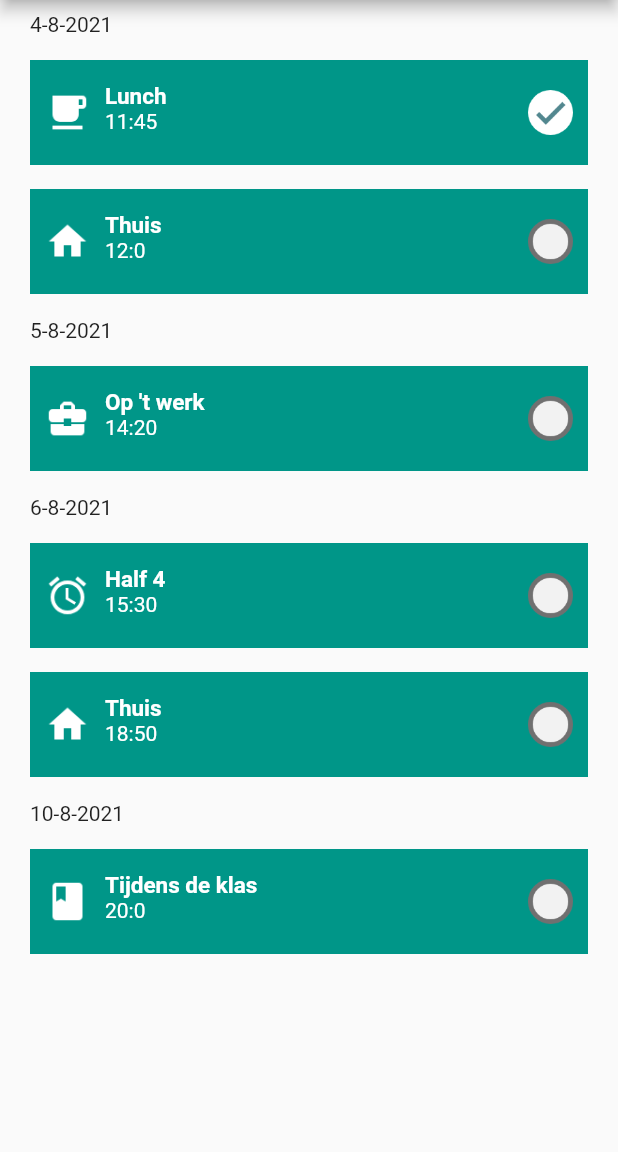
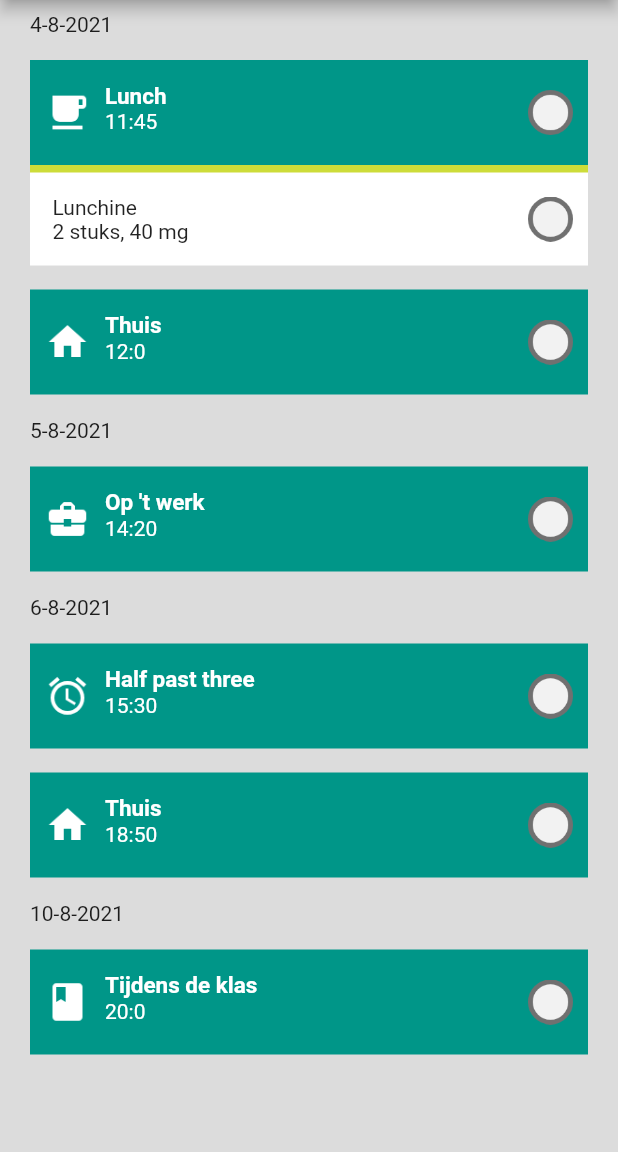
Before and after one commit to DamienKusters/WolfpackAssessment, a Flutter app: the screen it shows after launch, after a tap on "Lunch", on a phone screen of 412 x 824 dp, the part 84-1236 px from its top. Run offline on Flutter 3.47's test engine with Material 2 defaults, Android fonts, the phone set to English and light mode, and no system bars.

Commit message:
[part 2] Add collapsible moments

```diff
--- a/lib/pages/schedule.dart
+++ b/lib/pages/schedule.dart
@@ -1,6 +1,6 @@
 import 'package:flutter/material.dart';
-import 'package:wolfpack_assessment/models/medicine.dart';
 import 'package:wolfpack_assessment/models/moment.dart';
+import 'package:wolfpack_assessment/services/moment_service.dart';
 import 'package:wolfpack_assessment/widgets/moment_button.dart';
 
 class SchedulePage extends StatefulWidget {
@@ -11,19 +11,21 @@ class SchedulePage extends StatefulWidget {
 }
 
 class _SchedulePageState extends State<SchedulePage> {
-  List<MomentModel> moments = [
-    MomentModel("Op 't werk", Image.asset("assets/business_center.png", color: Colors.white), DateTime.utc(2021,8,5,14,20),[MedicineModel("test")]),
-    MomentModel("Lunch", Image.asset("assets/free_breakfast.png", color: Colors.white), DateTime.utc(2021,8,4,11,45),[MedicineModel("test")]),
-    MomentModel("Half 4", Image.asset("assets/alarm.png", color: Colors.white), DateTime.utc(2021,8,6,15,30),[MedicineModel("test")]),
-    MomentModel("Tijdens de klas", Image.asset("assets/class.png", color: Colors.white), DateTime.utc(2021,8,10,20,00),[MedicineModel("test")]),
-    MomentModel("Thuis", Image.asset("assets/home.png", color: Colors.white), DateTime.utc(2021,8,4,12,00),[MedicineModel("test")]),
-    MomentModel("Thuis", Image.asset("assets/home.png", color: Colors.white), DateTime.utc(2021,8,6,18,50),[MedicineModel("test")]),
-  ];
+  late List<MomentModel> moments;
+
+  @override
+  void initState() {
+    super.initState();
+    moments = MomentService().getMoments();
+  }
 
   @override
   Widget build(BuildContext context) {
-    return ListView(
-      children: _renderMoments(),
+    return Ink(
+      color: Colors.black12,
+      child: ListView(
+        children: _renderMoments(),
+      ),
     );
   }
 
--- /dev/null
+++ b/lib/services/moment_service.dart
@@ -0,0 +1,32 @@
+import 'package:flutter/material.dart';
+import 'package:wolfpack_assessment/models/medicine.dart';
+import 'package:wolfpack_assessment/models/moment.dart';
+
+class MomentService
+{
+  List<MomentModel> getMoments()
+  {
+    return [
+      MomentModel("Op 't werk", Image.asset("assets/business_center.png", color: Colors.white), DateTime.utc(2021,8,5,14,20),[
+        MedicineModel("Simvastatine"),
+        MedicineModel("Werk ze! pil"),
+      ]),
+      MomentModel("Lunch", Image.asset("assets/free_breakfast.png", color: Colors.white), DateTime.utc(2021,8,4,11,45),[
+        MedicineModel("Lunchine"),
+      ]),
+      MomentModel("Half past three", Image.asset("assets/alarm.png", color: Colors.white), DateTime.utc(2021,8,6,15,30),[
+        MedicineModel("Half past three pill (HPTP)"),
+        MedicineModel("Simvastatine"),
+      ]),
+      MomentModel("Tijdens de klas", Image.asset("assets/class.png", color: Colors.white), DateTime.utc(2021,8,10,20,00),[
+        MedicineModel("Smart-o-s"),
+      ]),
+      MomentModel("Thuis", Image.asset("assets/home.png", color: Colors.white), DateTime.utc(2021,8,4,12,00),[
+        MedicineModel("Covid-19 pil"),
+      ]),
+      MomentModel("Thuis", Image.asset("assets/home.png", color: Colors.white), DateTime.utc(2021,8,6,18,50),[
+        MedicineModel("Vitamines"),
+      ]),
+    ];
+  }
+}
--- /dev/null
+++ b/lib/widgets/medicine_button.dart
@@ -0,0 +1,57 @@
+import 'package:flutter/material.dart';
+import 'package:wolfpack_assessment/models/medicine.dart';
+
+class MedicineButton extends StatefulWidget {
+  final MedicineModel medicine;
+  final Function updateParent;
+  const MedicineButton({ Key? key, required this.medicine, required this.updateParent, }) : super(key: key);
+
+  @override
+  _MedicineButtonState createState() => _MedicineButtonState();
+}
+
+class _MedicineButtonState extends State<MedicineButton> {
+  Image collapsedImage = Image.asset("assets/checkbox_empty.png");
+  Image expandendImage = Image.asset("assets/checkbox_checked_green.png");
+
+  late MedicineModel medicine;
+
+  @override
+  void initState() {
+    super.initState();
+    medicine = widget.medicine;
+  }
+
+  @override
+  Widget build(BuildContext context) {
+    return InkWell(
+      onTap: () => setState(() { medicine.taken = !medicine.taken; widget.updateParent(); }),
+      child: Ink(
+        decoration: BoxDecoration(
+          border: Border(top: BorderSide(color: Colors.lime, width: 5)),
+          color: Colors.white,
+        ),
+        child: Row(
+          children: [
+            Padding(
+              padding: const EdgeInsets.symmetric(vertical: 15, horizontal: 15),
+              child: Column(
+                crossAxisAlignment: CrossAxisAlignment.start,
+                children: [
+                  Text(medicine.name),
+                  Text("2 stuks, 40 mg"),
+                ],
+              ),
+            ),
+            Expanded(child: Container()),
+            SizedBox(
+              height: 30,
+              width: 50,
+              child: medicine.taken ? expandendImage : collapsedImage
+            ),
+          ],
+        ),
+      ),
+    );
+  }
+}
--- a/lib/widgets/moment_button.dart
+++ b/lib/widgets/moment_button.dart
@@ -1,5 +1,6 @@
 import 'package:flutter/material.dart';
 import 'package:wolfpack_assessment/models/moment.dart';
+import 'package:wolfpack_assessment/widgets/medicine_button.dart';
 
 class MomentButton extends StatefulWidget {
   final MomentModel moment;
@@ -53,14 +54,24 @@ class _MomentButtonState extends State<MomentButton> {
                   SizedBox(
                     height: 30,
                     width: 50,
-                    child: moment.isExpanded ? expandendImage : collapsedImage //moment.medicines.every((m) => m.taken == true) ? expandendImage : collapsedImage
+                    child: moment.medicines.every((m) => m.taken == true) ? expandendImage : collapsedImage
                   ),
                 ],
               ),
             ),
           ),
+          !moment.isExpanded ? Container() : _renderMedicines(),
         ],
       ),
     );
   }
+
+  Widget _renderMedicines()
+  {
+    List<Widget> output = [];
+    for (var medicine in moment.medicines) {
+      output.add(MedicineButton(medicine: medicine, updateParent: () => setState(() {}),));
+    }
+    return Column(children: output,);
+  }
 }
```
